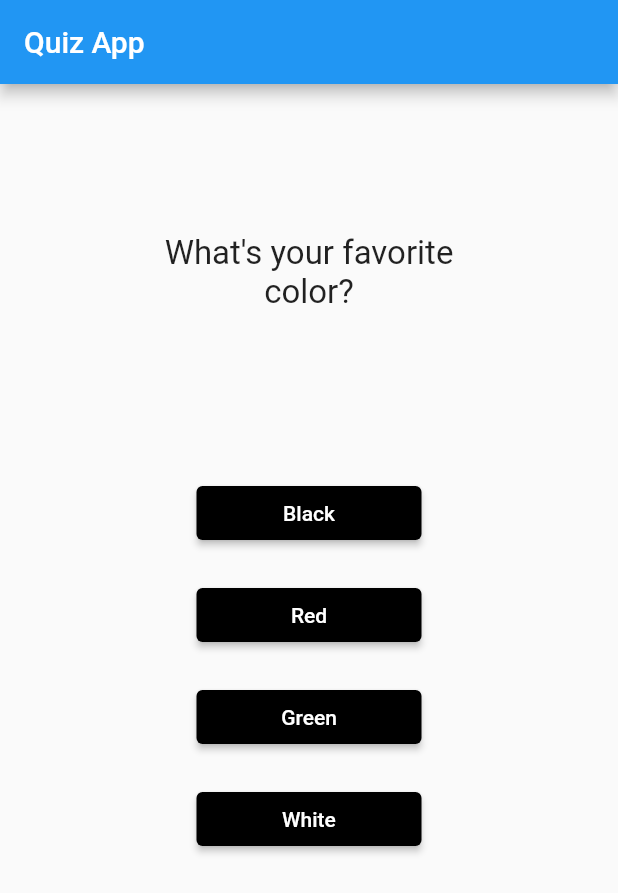
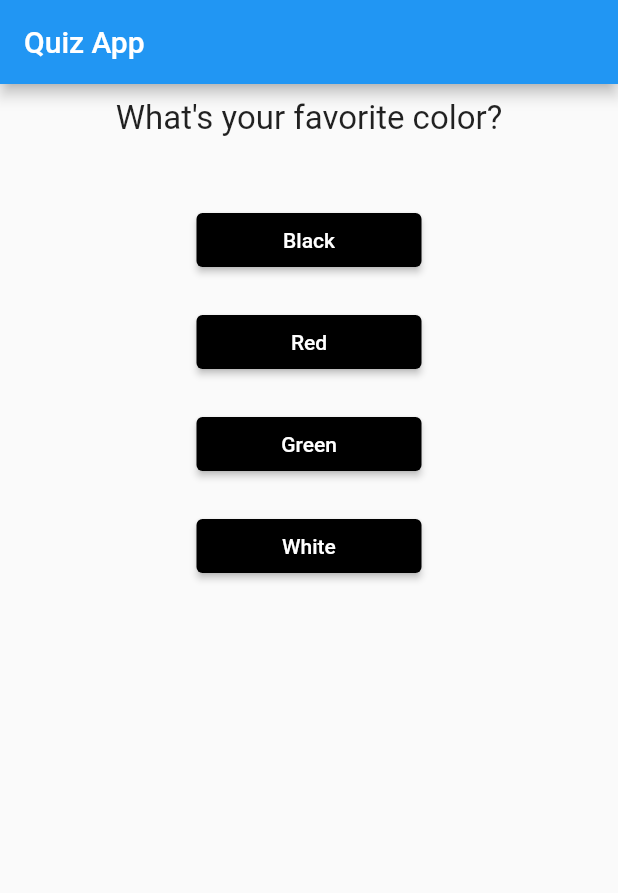
Before and after one commit to selkerdepium/2nd_Quiz, a Flutter app: the screen it shows after launch, on a phone screen of 412 x 824 dp. Shown: the top 893 px of the screen. Run offline on Flutter 3.47's test engine with Material 2 defaults, Android fonts, the phone set to English and light mode, and no system bars.

Commit message:
Center the Questions

```diff
--- a/lib/questions.dart
+++ b/lib/questions.dart
@@ -4,15 +4,19 @@ class Question extends StatelessWidget {
   final String questionText;
 
   Question(this.questionText);
+
   @override
   Widget build(BuildContext context) {
-    return Container(
-      width: double.infinity,
-      margin: EdgeInsets.all(100),
-      child: Text(
-        questionText,
-        style: TextStyle(fontSize: 22),
-        textAlign: TextAlign.center,
+    return Center(
+      child: Container(
+        height: 50,
+        width: double.infinity,
+        margin: EdgeInsets.all(10),
+        child: Text(
+          questionText,
+          style: TextStyle(fontSize: 22),
+          textAlign: TextAlign.center,
+        ),
       ),
     );
   }
```
